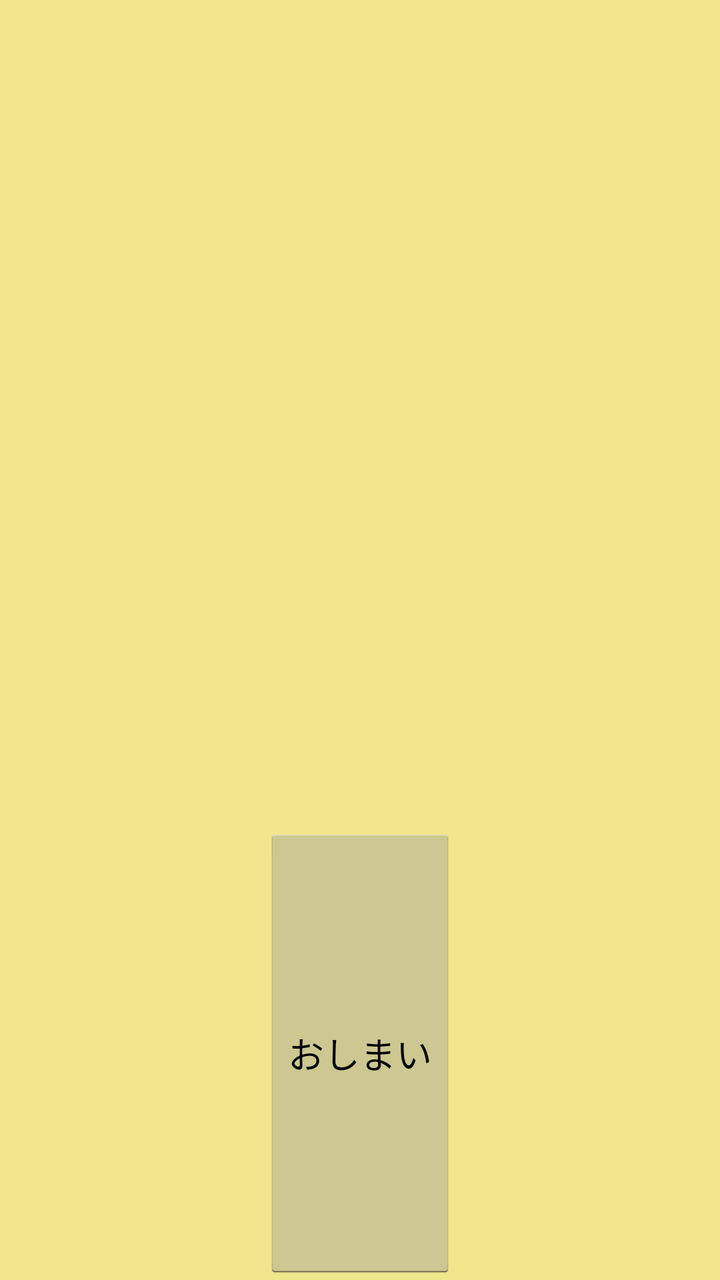
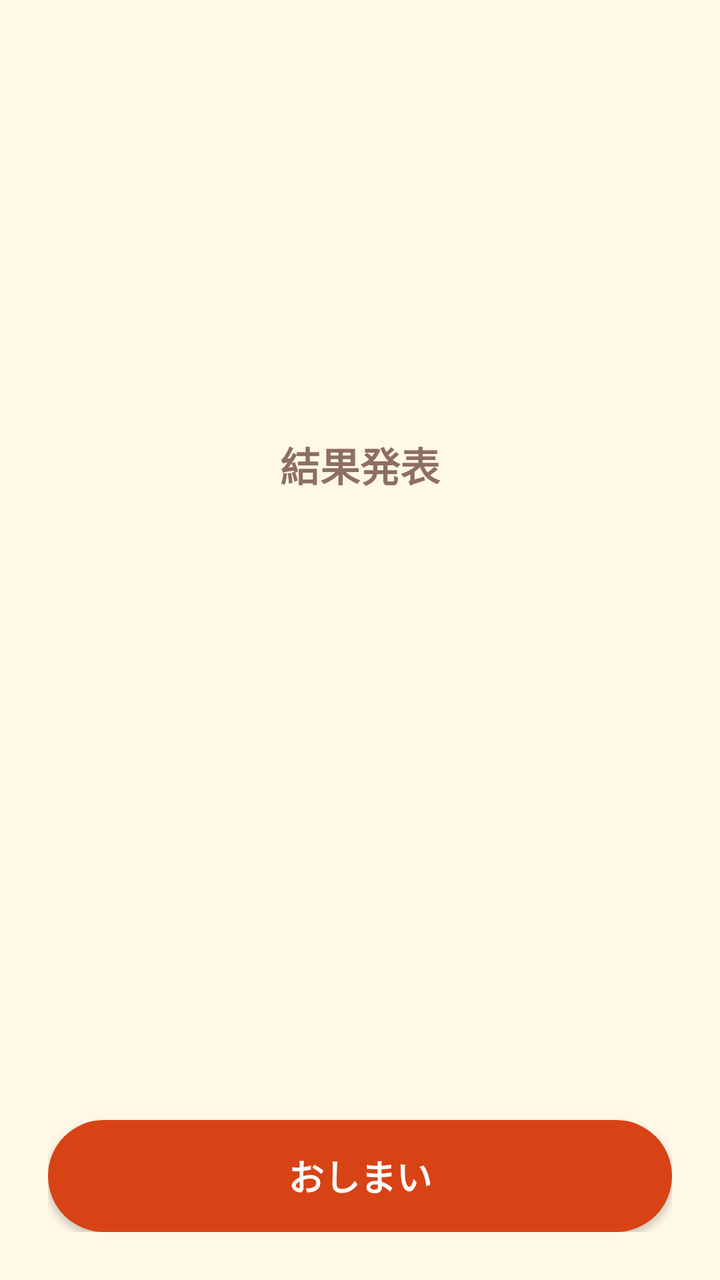

Screens rendered from an Android XML layout before and after an edit, with the pre-edit source and the edit as a unified diff.
<!-- AndroidManifest.xml: application theme AppTheme -->
<!-- res/layout/score_view.xml -->
<?xml version="1.0" encoding="utf-8"?>
  <LinearLayout xmlns:android="http://schemas.android.com/apk/res/android"
    xmlns:tools="http://schemas.android.com/tools"
    android:layout_width="match_parent"
    android:layout_height="match_parent"
    android:layout_gravity="center_horizontal"
    android:background="#f0e68c"
    android:orientation="vertical">
    
	<TextView
    	android:id="@+id/score"
    	android:layout_gravity="center_horizontal"
    	android:layout_width="wrap_content"
    	android:layout_height="wrap_content"
    	android:layout_weight="2"
        android:textColor="#0000ff"
    	android:padding="16dp"
    	android:textSize="18sp" />
    <Button
    	android:id="@+id/score_button"        
    	android:layout_gravity="center_horizontal"
        android:layout_width="wrap_content"
        android:layout_height="wrap_content"
    	android:layout_weight="1"        
        android:text="@string/close_score" />
  </LinearLayout>
<!-- resources referenced by this layout -->
<resources>
  <string name="close_score">おしまい</string>
  <style name="AppTheme" parent="AppBaseTheme">
          
          
          <item name="android:windowOptOutEdgeToEdgeEnforcement" tools:targetApi="35">true</item>
      </style>
  <style name="AppBaseTheme" parent="android:Theme.Light">
          
      </style>
</resources>

<!-- the commit's change to res/layout/score_view.xml (unified diff, before → after) -->
@@ -1,26 +1,46 @@
 <?xml version="1.0" encoding="utf-8"?>
-  <LinearLayout xmlns:android="http://schemas.android.com/apk/res/android"
-    xmlns:tools="http://schemas.android.com/tools"
+<LinearLayout xmlns:android="http://schemas.android.com/apk/res/android"
     android:layout_width="match_parent"
     android:layout_height="match_parent"
-    android:layout_gravity="center_horizontal"
-    android:background="#f0e68c"
-    android:orientation="vertical">
-    
-	<TextView
-    	android:id="@+id/score"
-    	android:layout_gravity="center_horizontal"
-    	android:layout_width="wrap_content"
-    	android:layout_height="wrap_content"
-    	android:layout_weight="2"
-        android:textColor="#0000ff"
-    	android:padding="16dp"
-    	android:textSize="18sp" />
+    android:orientation="vertical"
+    android:padding="24dp">
+
+    <LinearLayout
+        android:layout_width="match_parent"
+        android:layout_height="0dp"
+        android:layout_weight="1"
+        android:gravity="center"
+        android:orientation="vertical">
+
+        <TextView
+            android:layout_width="wrap_content"
+            android:layout_height="wrap_content"
+            android:text="@string/score_title"
+            android:textColor="@color/text_secondary"
+            android:textSize="20sp"
+            android:textStyle="bold" />
+
+        <TextView
+            android:id="@+id/score"
+            android:layout_width="wrap_content"
+            android:layout_height="wrap_content"
+            android:layout_marginTop="12dp"
+            android:textColor="@color/brand"
+            android:textSize="56sp"
+            android:textStyle="bold" />
+
+        <TextView
+            android:id="@+id/score_detail"
+            android:layout_width="wrap_content"
+            android:layout_height="wrap_content"
+            android:layout_marginTop="8dp"
+            android:textColor="@color/text_primary"
+            android:textSize="18sp" />
+    </LinearLayout>
+
     <Button
-    	android:id="@+id/score_button"        
-    	android:layout_gravity="center_horizontal"
-        android:layout_width="wrap_content"
-        android:layout_height="wrap_content"
-    	android:layout_weight="1"        
+        android:id="@+id/score_button"
+        style="@style/PrimaryButton"
         android:text="@string/close_score" />
-  </LinearLayout>
+
+</LinearLayout>
<!-- resource entries referenced after the edit -->
@@ -1,13 +1,54 @@
 <!-- resources referenced by this layout -->
 <resources>
+  <color name="brand">#D84315</color>
+  <color name="text_primary">#3E2723</color>
+  <color name="text_secondary">#8D6E63</color>
   <string name="close_score">おしまい</string>
+  <string name="score_title">結果発表</string>
+  <style name="PrimaryButton">
+          <item name="android:layout_width">match_parent</item>
+          <item name="android:layout_height">56dp</item>
+          <item name="android:background">@drawable/btn_primary</item>
+          <item name="android:textColor">@android:color/white</item>
+          <item name="android:textSize">18sp</item>
+          <item name="android:textStyle">bold</item>
+          <item name="android:textAllCaps">false</item>
+          <item name="android:stateListAnimator">@null</item>
+          <item name="android:elevation">2dp</item>
+      </style>
   <style name="AppTheme" parent="AppBaseTheme">
-          
+          <item name="android:colorPrimary">@color/brand</item>
+          <item name="android:colorPrimaryDark">@color/brand_dark</item>
+          <item name="android:colorAccent">@color/accent</item>
+          <item name="android:windowBackground">@color/background</item>
+          <item name="android:textColorPrimary">@color/text_primary</item>
           
           <item name="android:windowOptOutEdgeToEdgeEnforcement" tools:targetApi="35">true</item>
       </style>
-  <style name="AppBaseTheme" parent="android:Theme.Light">
-          
-      </style>
+  <!-- drawable btn_primary (drawable) -->
+  <?xml version="1.0" encoding="utf-8"?>
+  <ripple xmlns:android="http://schemas.android.com/apk/res/android"
+      android:color="#40FFFFFF">
+      <item>
+          <selector>
+              <item android:state_enabled="false">
+                  <shape android:shape="rectangle">
+                      <solid android:color="#BCAAA4" />
+                      <corners android:radius="28dp" />
+                  </shape>
+              </item>
+              <item>
+                  <shape android:shape="rectangle">
+                      <solid android:color="@color/brand" />
+                      <corners android:radius="28dp" />
+                  </shape>
+              </item>
+          </selector>
+      </item>
+  </ripple>
+  <style name="AppBaseTheme" parent="android:Theme.Material.Light.DarkActionBar" />
+  <color name="brand_dark">#A52714</color>
+  <color name="accent">#FFB300</color>
+  <color name="background">#FFF8E7</color>
 </resources>
 
